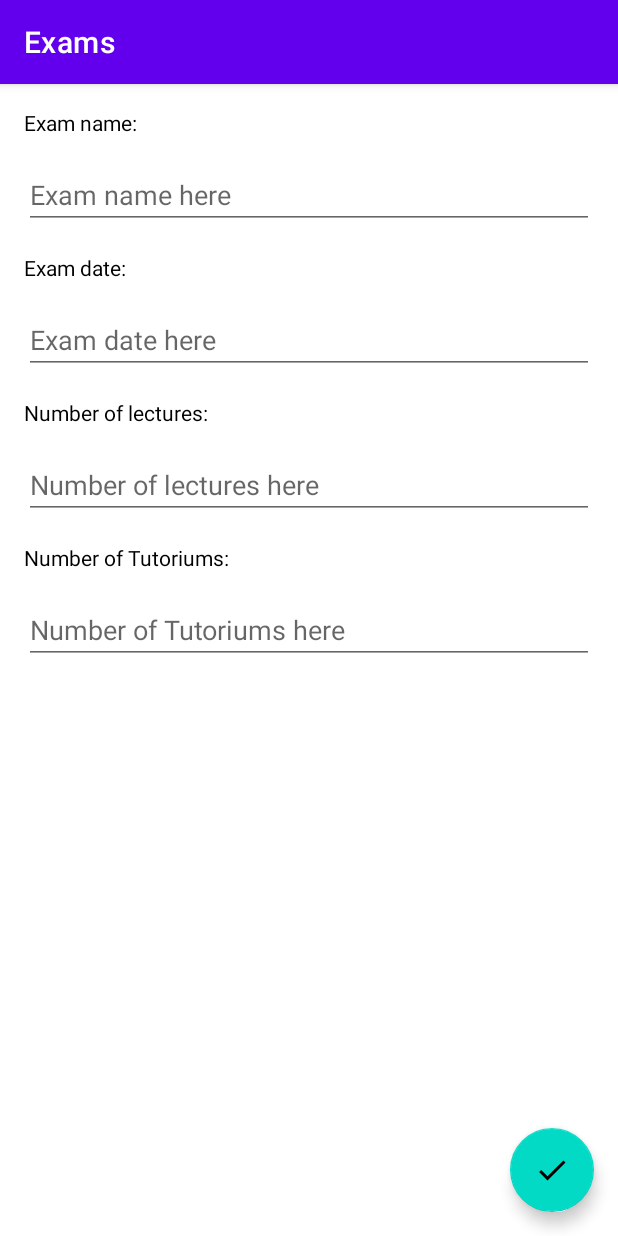
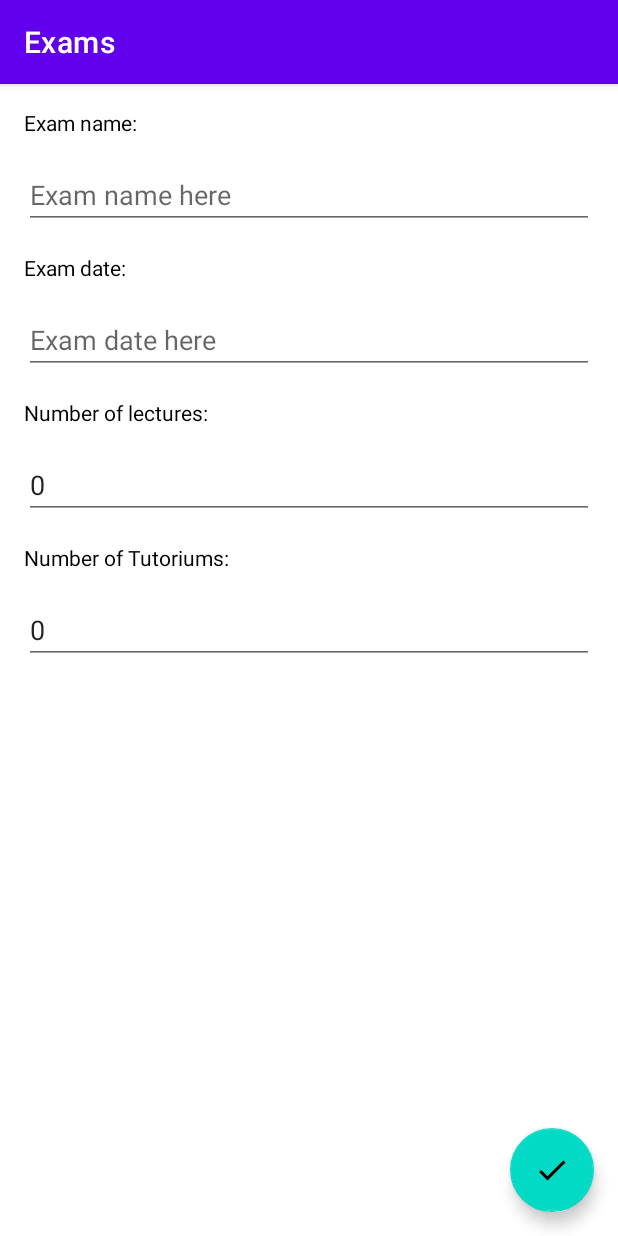
Before and after one commit to felixmeyjr/ExamTrackerAndMore, an Android app: the fragment AddEditExamFragment placed in its activity, on a phone screen of 412 x 824 dp. Run offline under Robolectric (Android 15) with nearby library versions, the phone set to English and light mode, and no system bars; our stand-ins replace Dagger/Hilt's generated code, Room's generated code, navigation-ui; libraries missing offline, so code that uses them is left out: androidx.hilt, androidx.hilt.lifecycle; 1 statement that could not run was skipped.

Commit message:
undo last commit

```diff
--- a/app/src/main/java/com/example/examtrackerandmore/UI/addeditexam/AddEditExamFragment.kt
+++ b/app/src/main/java/com/example/examtrackerandmore/UI/addeditexam/AddEditExamFragment.kt
@@ -24,8 +24,8 @@ class AddEditExamFragment : Fragment(R.layout.fragment_add_edit_exam) {
         binding.apply {
             editTextExamName.setText(viewModel.examName)
             editTextExamDate.setText(viewModel.examDate)
-            editTextNoLecs.setText(viewModel.numberLecs?.let { Integer.toString(it) })
-            editTextNoTuts.setText(viewModel.numberTuts?.let { Integer.toString(it) })
+            editTextNoLecs.setText(Integer.toString(viewModel.numberLecs))
+            editTextNoTuts.setText(Integer.toString(viewModel.numberTuts))
         }
     }
 }
--- a/app/src/main/java/com/example/examtrackerandmore/UI/addeditexam/AddEditExamViewModel.kt
+++ b/app/src/main/java/com/example/examtrackerandmore/UI/addeditexam/AddEditExamViewModel.kt
@@ -30,14 +30,13 @@ class AddEditExamViewModel @ViewModelInject constructor(
             state.set("examDate", value)
         }
 
-    // var numberLecs = state.get<Int>("numberLecs") ?: exam?.no_lecs ?: 0 // catch NULL
-    var numberLecs = state.get<Int>("numberLecs")
+    var numberLecs = state.get<Int>("numberLecs") ?: exam?.no_lecs ?: 0 // catch NULL
         set(value) {
             field = value
             state.set("numberLecs", value)
         }
 
-    var numberTuts = state.get<Int>("numberTuts")
+    var numberTuts = state.get<Int>("numberTuts") ?: exam?.no_tuts ?: 0
         set(value) {
             field = value
             state.set("numberTuts", value)
```
